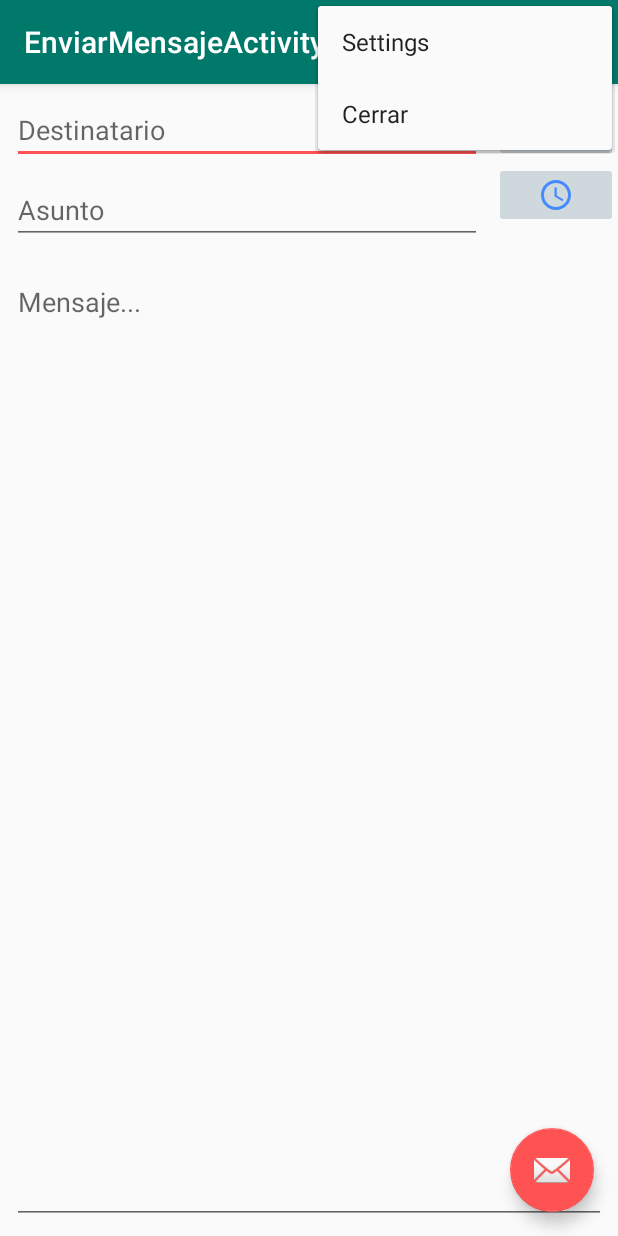
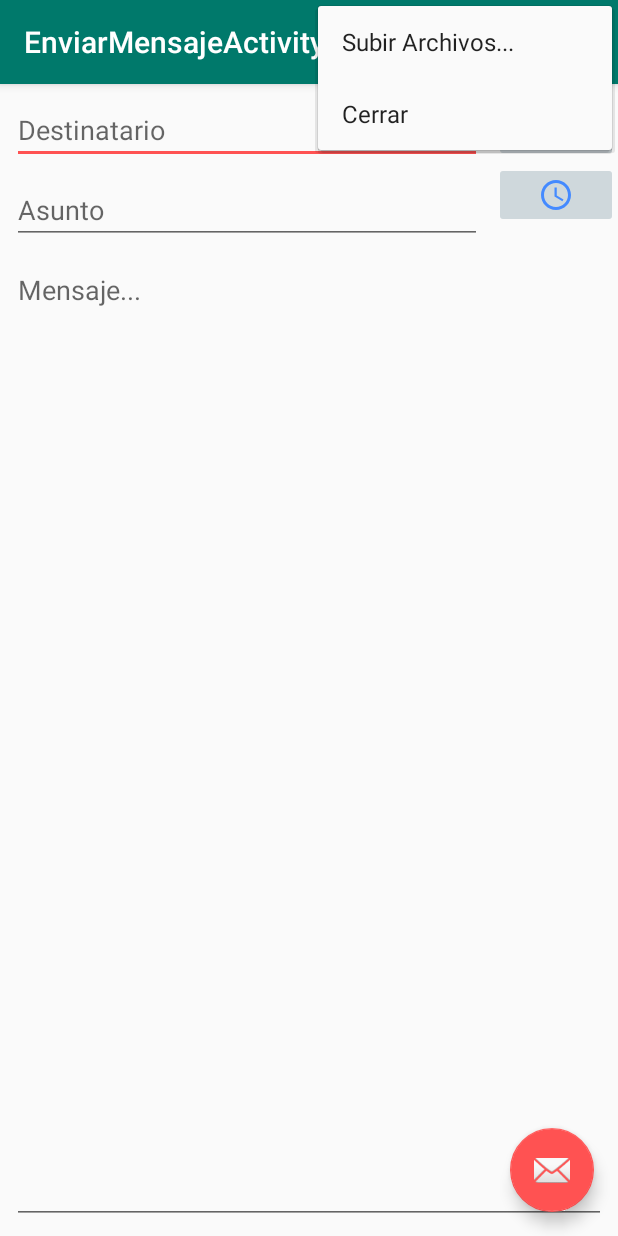
Before and after one commit to RZzero/TextLater, an Android app: the EnviarMensajeActivity screen opened directly, with no data from a screen before it, with the options menu open, on a phone screen of 412 x 824 dp. Run offline under Robolectric (Android 15) with nearby library versions, the phone set to English and light mode, and no system bars; libraries missing offline, so code that uses them is left out: com.github.angads25.filepicker, com.loopj.android, cz.msebera.android; 2 statements that could not run were skipped.

Commit message:
Files selecction working, needs some changes

```diff
--- a/TextLater/app/src/main/java/com/gestion/textlater/textlater/EnviarMensajeActivity.java
+++ b/TextLater/app/src/main/java/com/gestion/textlater/textlater/EnviarMensajeActivity.java
@@ -16,6 +16,8 @@ import android.support.design.widget.Snackbar;
 import android.support.v4.view.GravityCompat;
 import android.support.v4.widget.DrawerLayout;
 import android.support.v7.app.AppCompatActivity;
+import android.support.v7.widget.LinearLayoutManager;
+import android.support.v7.widget.RecyclerView;
 import android.support.v7.widget.Toolbar;
 import android.util.Log;
 import android.view.Menu;
@@ -46,6 +48,7 @@ import cz.msebera.android.httpclient.Header;
 
 import static android.R.attr.id;
 import static android.R.attr.theme;
+import static android.R.id.message;
 import static com.gestion.textlater.textlater.R.id.fab;
 import static com.gestion.textlater.textlater.R.id.subject_TextView;
 import static com.gestion.textlater.textlater.R.string.Asunto;
@@ -64,6 +67,12 @@ public class EnviarMensajeActivity extends AppCompatActivity {
 
     //Fileviewdialog
     private FilePickerDialog dialog;
+
+    private RecyclerView mRecyclerView;
+    private RecyclerView.Adapter mAdapter;
+    private RecyclerView.LayoutManager mLayoutManager;
+
+    String[][] myDataset = null;
 
     //Listeners for the Dialogs to get the input from the user
     //Date listener
@@ -89,6 +98,9 @@ public class EnviarMensajeActivity extends AppCompatActivity {
         }
     };
 
+    public EnviarMensajeActivity() {
+    }
+
     @Override
     protected void onCreate(Bundle savedInstanceState) {
         super.onCreate(savedInstanceState);
@@ -98,6 +110,29 @@ public class EnviarMensajeActivity extends AppCompatActivity {
         setSupportActionBar(toolbar);
 
         filesPath = new String[]{"empty"};
+
+        //FILE
+
+        mRecyclerView = (RecyclerView) findViewById(R.id.my_recycler_view);
+
+        // use this setting to improve performance if you know that changes
+        // in content do not change the layout size of the RecyclerView
+        mRecyclerView.setHasFixedSize(true);
+
+        // use a linear layout manager
+        mLayoutManager = new LinearLayoutManager(this, LinearLayoutManager.HORIZONTAL, false);
+        mRecyclerView = (RecyclerView) findViewById(R.id.my_recycler_view);
+
+        mRecyclerView.setLayoutManager(mLayoutManager);
+
+        // specify an adapter (see also next example)
+        myDataset = new String[][]{{}};
+
+        myDataset[0] = new String[]{};
+
+        mAdapter = new FileAdapter(myDataset[0]);
+        mRecyclerView.setAdapter(mAdapter);
+
 
         asunto = true;
         timeEdited = false;
@@ -346,8 +381,23 @@ public class EnviarMensajeActivity extends AppCompatActivity {
                 @Override
                 public void onSelectedFilePaths(String[] files) {
                     //files is the array of the paths of files selected by the Application User.
-                    Toast.makeText(EnviarMensajeActivity.this, files[0], Toast.LENGTH_SHORT).show();
                     filesPath = files;
+                    String toastMessage = filesPath.length + " archivos seleccionados";
+
+                    //HOLA FILES
+                    String[] tempFiles = new String[filesPath.length];
+                    for(int i = 0; i < tempFiles.length; i++){
+                        String[] namePath = filesPath[i].split("/");
+                        tempFiles[i] = namePath[namePath.length-1];
+                    }
+
+                    myDataset[0] = tempFiles;
+
+
+                    mAdapter = new FileAdapter(myDataset[0]);
+                    mRecyclerView.setAdapter(mAdapter);
+                    mAdapter.notifyDataSetChanged();
+                    Toast.makeText(EnviarMensajeActivity.this, toastMessage, Toast.LENGTH_SHORT).show();
                 }
             });
             dialog.show();
--- /dev/null
+++ b/TextLater/app/src/main/java/com/gestion/textlater/textlater/FileAdapter.java
@@ -0,0 +1,60 @@
+package com.gestion.textlater.textlater;
+
+import android.support.v7.widget.RecyclerView;
+import android.view.LayoutInflater;
+import android.view.View;
+import android.view.ViewGroup;
+import android.widget.TextView;
+
+/**
+ * Created by kyonru on 9/04/17.
+ */
+
+public class FileAdapter extends RecyclerView.Adapter<FileAdapter.ViewHolder> {
+    private String[] mDataset;
+
+    // Provide a reference to the views for each data item
+    // Complex data items may need more than one view per item, and
+    // you provide access to all the views for a data item in a view holder
+    public static class ViewHolder extends RecyclerView.ViewHolder {
+        // each data item is just a string in this case
+        public TextView mTextView;
+        public ViewHolder(TextView v) {
+            super(v);
+            mTextView = v;
+        }
+    }
+
+    // Provide a suitable constructor (depends on the kind of dataset)
+    public FileAdapter(String[] myDataset) {
+        mDataset = myDataset;
+    }
+
+    // Create new views (invoked by the layout manager)
+    @Override
+    public FileAdapter.ViewHolder onCreateViewHolder(ViewGroup parent,
+                                                   int viewType) {
+        // create a new view
+        View v = LayoutInflater.from(parent.getContext())
+                .inflate(R.layout.simple_list, parent, false);
+        // set the view's size, margins, paddings and layout parameters
+
+        ViewHolder vh = new ViewHolder((TextView) v);
+        return vh;
+    }
+
+    // Replace the contents of a view (invoked by the layout manager)
+    @Override
+    public void onBindViewHolder(ViewHolder holder, int position) {
+        // - get element from your dataset at this position
+        // - replace the contents of the view with that element
+        holder.mTextView.setText(mDataset[position]);
+
+    }
+
+    // Return the size of your dataset (invoked by the layout manager)
+    @Override
+    public int getItemCount() {
+        return mDataset.length;
+    }
+}
--- a/TextLater/app/src/main/res/layout/activity_enviar_mensaje.xml
+++ b/TextLater/app/src/main/res/layout/activity_enviar_mensaje.xml
@@ -34,4 +34,5 @@
 
     <!--app:srcCompat="@android:drawable/ic_dialog_email"-->
 
+
 </android.support.design.widget.CoordinatorLayout>
--- a/TextLater/app/src/main/res/layout/content_enviar_mensaje.xml
+++ b/TextLater/app/src/main/res/layout/content_enviar_mensaje.xml
@@ -72,12 +72,19 @@
             android:id="@+id/Mensaje_editText"
             android:layout_width="match_parent"
             android:layout_height="0dp"
-            android:layout_margin="8dp"
+            android:layout_marginLeft="8dp"
+            android:layout_marginRight="8dp"
             android:layout_weight="8"
             android:gravity="top"
             android:hint="@string/Mensaje"
             android:inputType="textMultiLine" />
 
+        <android.support.v7.widget.RecyclerView
+            android:id="@+id/my_recycler_view"
+            android:layout_width="wrap_content"
+            android:layout_height="wrap_content"
+            android:layout_marginBottom="8dp"
+            android:scrollbars="horizontal" />
 
     </LinearLayout>
 
--- a/TextLater/app/src/main/res/menu/menu_main_2.xml
+++ b/TextLater/app/src/main/res/menu/menu_main_2.xml
@@ -6,7 +6,7 @@
     <item
         android:id="@+id/action_settings_agregarArchivo"
         android:orderInCategory="100"
-        android:title="@string/action_settings"
+        android:title="@string/uplaoaddFile"
         app:showAsAction="never" />
     <item
         android:id="@+id/action_settings_cerrar_envioMensaje"
--- a/TextLater/app/src/main/res/values/strings.xml
+++ b/TextLater/app/src/main/res/values/strings.xml
@@ -2,6 +2,7 @@
     <string name="app_name">TextLater</string>
     <string name="action_settings">Settings</string>
     <string name="send_to">hola</string>
+    <string name="uplaoaddFile">Subir Archivos...</string>
     <!-- TODO: Remove or change this placeholder text -->
     <string name="hello_blank_fragment">Hello blank fragment</string>
     <string name="title_activity_enviar_mensaje">EnviarMensajeActivity</string>
```
Also changed, not shown: TextLater/app/src/main/res/drawable/rounded_corner.xml (added, +15 -0 lines), TextLater/app/src/main/res/layout/simple_list.xml (+11 -6 lines).
